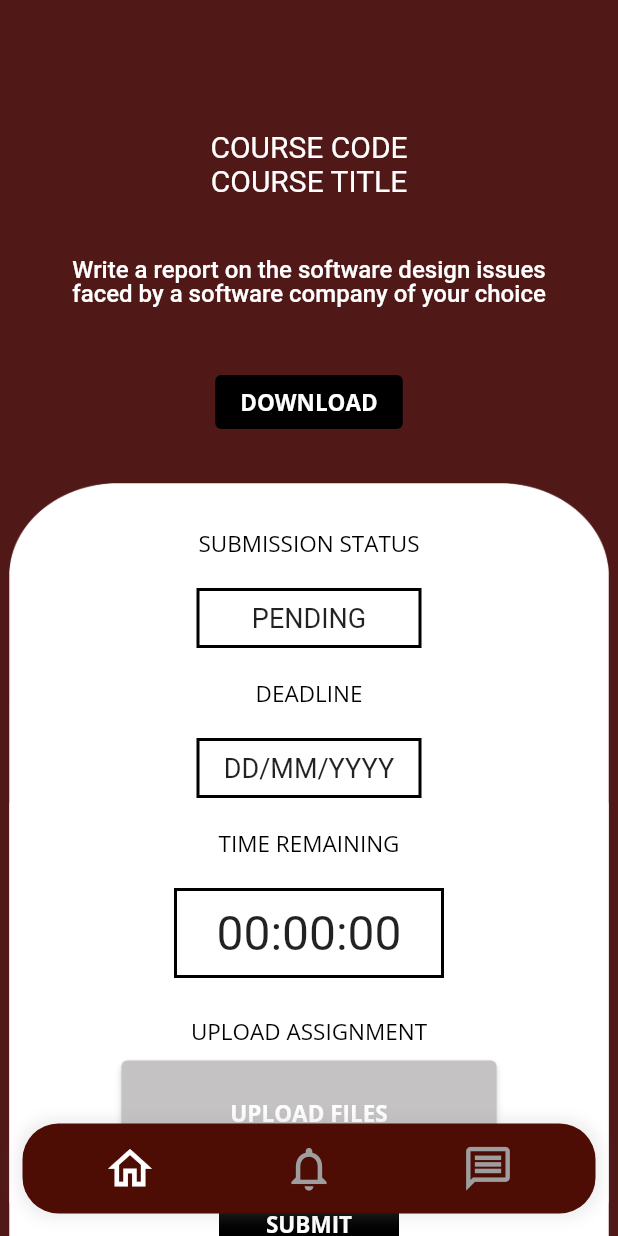
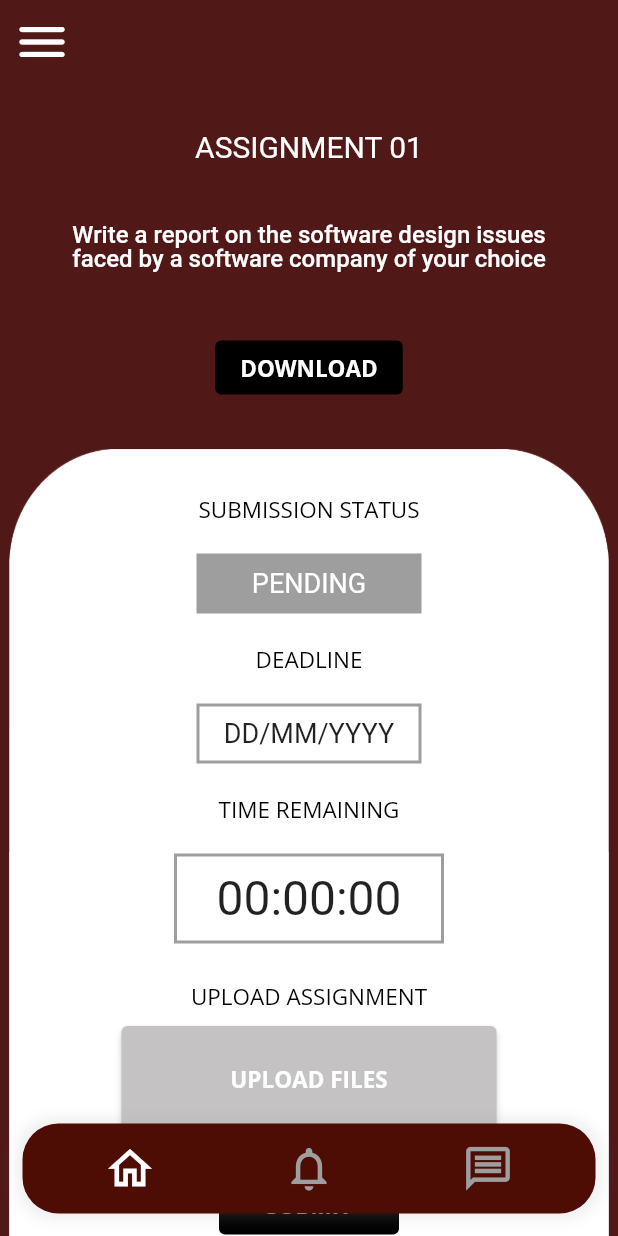
Before and after one commit to Rdilshan/SUSL-LMS, a Flutter app: the screen it shows after launch, on a phone screen of 412 x 824 dp. Run offline on Flutter 3.47's test engine with Material 2 defaults, Android fonts, the phone set to English and light mode, and no system bars; our stand-ins replace file_picker, google_fonts.

Commit message:
errors fixed

```diff
--- a/lib/Src/widgets/RecentlyAccesssCourses.dart
+++ b/lib/Src/widgets/RecentlyAccesssCourses.dart
@@ -2,7 +2,7 @@ import 'package:flutter/cupertino.dart';
 import 'package:flutter/material.dart';
 import 'package:flutter_application_5/Src/theme/palette.dart';
 
-import 'SubjectBox_MyCourses.dart';
+import 'SubjectBoxMyCourses.dart';
 
 class recentSubGrid extends StatefulWidget {
   const recentSubGrid({Key? key}) : super(key: key);
--- a/lib/Src/widgets/SubjectBoxMyCourses.dart
+++ b/lib/Src/widgets/SubjectBoxMyCourses.dart
@@ -1,7 +1,5 @@
 import 'package:flutter/material.dart';
 import 'package:flutter_application_5/Src/theme/palette.dart';
-
-import 'SubjectBox_MyCourses.dart';
 
 class subGrid extends StatefulWidget {
   const subGrid({Key? key}) : super(key: key);
--- a/lib/course/course.dart
+++ b/lib/course/course.dart
@@ -2,7 +2,7 @@ import 'dart:io';
 
 import 'package:file_picker/file_picker.dart';
 import 'package:flutter/material.dart';
-import 'package:flutter_application_5/homepage/homepage.dart';
+import 'package:flutter_application_5/screen/homepage.dart';
 import '../Src/widgets/bottomNavBar.dart';
 
 // ignore: camel_case_types
--- a/lib/main.dart
+++ b/lib/main.dart
@@ -27,7 +27,7 @@ class MyApp extends StatelessWidget {
       theme: LMStheme.lightTheme,
       darkTheme: LMStheme.darkTheme,
       themeMode: ThemeMode.system,
-      home: course(),
+      home: assignment(),
     );
   }
 }
--- a/lib/notifications/notifications.dart
+++ b/lib/notifications/notifications.dart
@@ -19,7 +19,7 @@ class notifications extends StatelessWidget {
   }
 
   // ignore: non_constant_identifier_names
-  Widget ListView() {
+  Widget buildListView() {
     return ListView.separated(
         itemBuilder: (context, index) {
           return ListViewItem(index);
--- a/lib/screen/MyCourses.dart
+++ b/lib/screen/MyCourses.dart
@@ -3,7 +3,7 @@ import 'package:flutter/material.dart';
 import 'package:flutter_application_5/Src/theme/palette.dart';
 
 import '../Src/widgets/RecentlyAccesssCourses.dart';
-import '../Src/widgets/SubjectBox_MyCourses.dart';
+import '../Src/widgets/SubjectBoxMyCourses.dart';
 import '../Src/widgets/bottomNavBar.dart';
 import '../Src/widgets/sideNav.dart';
 
```
Also changed, not shown: 2 other files.
